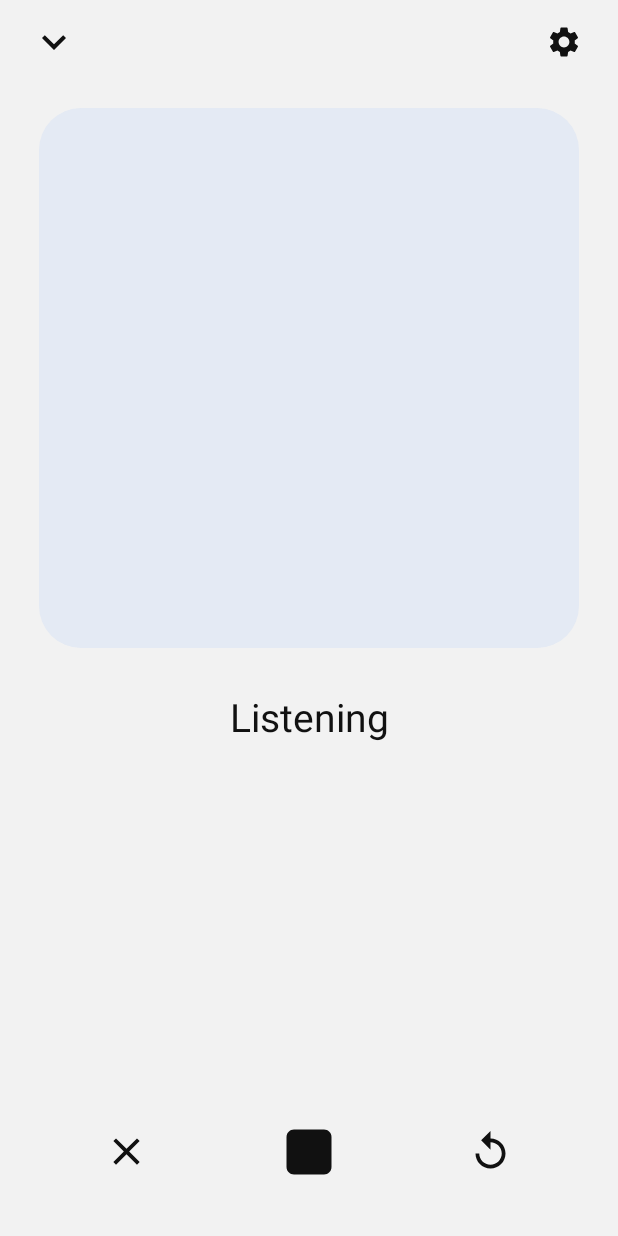
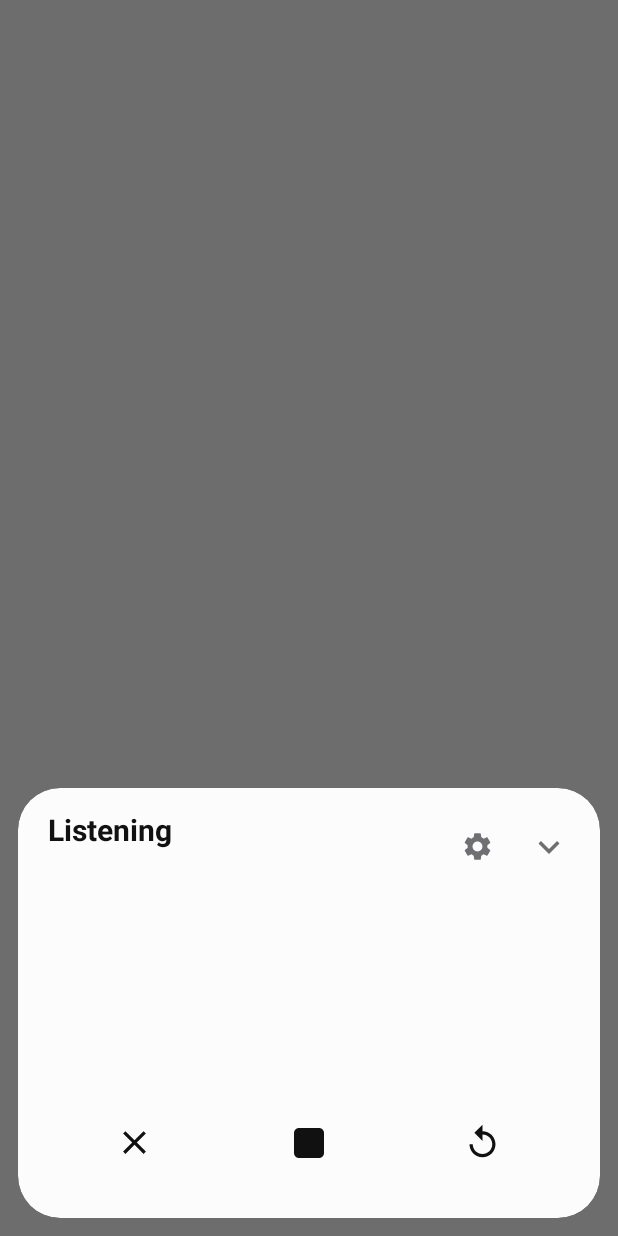
Before and after one commit to OzanKutlar/LocalWhisper, an Android app: the layout activity_assistant.xml on its own in the app's theme, with its tools: preview values and no code run, on a phone screen of 412 x 824 dp. Run offline under Robolectric (Android 15) with nearby library versions, the phone set to English and light mode, and no system bars.

Commit message:
refactor(assistant) : turn voice overlay back into a bottom-sheet assistant Replace the full-screen player layout with a floating sheet over a scrim, keeping One UI glyph controls, slider and transcript box  Slide the sheet in and out, apply bar and keyboard insets to its margins, and remove unused gradient and artwork resources

```diff
--- a/app/src/main/java/me/Integer/localwhisper/AssistantActivity.kt
+++ b/app/src/main/java/me/Integer/localwhisper/AssistantActivity.kt
@@ -12,6 +12,7 @@ import android.os.Looper
 import android.util.Log
 import android.view.HapticFeedbackConstants
 import android.view.View
+import android.view.ViewGroup
 import android.view.animation.DecelerateInterpolator
 import android.view.animation.OvershootInterpolator
 import android.widget.Toast
@@ -98,22 +99,21 @@ class AssistantActivity : AppCompatActivity() {
     // ------------------------------------------------------------ Setup
 
     private fun applyWindowInsets() {
-        val baseTop = dpToPx(8)
-        val baseBottom = dpToPx(16)
-        ViewCompat.setOnApplyWindowInsetsListener(binding.playerRoot) { view, insets ->
+        val baseMargin = dpToPx(12)
+        ViewCompat.setOnApplyWindowInsetsListener(binding.overlayScrim) { _, insets ->
             val bars = insets.getInsets(WindowInsetsCompat.Type.systemBars())
             val ime = insets.getInsets(WindowInsetsCompat.Type.ime())
-            view.setPadding(
-                bars.left,
-                baseTop + bars.top,
-                bars.right,
-                baseBottom + maxOf(bars.bottom, ime.bottom)
-            )
+            val params = binding.sheetCard.layoutParams as ViewGroup.MarginLayoutParams
+            params.marginStart = baseMargin + bars.left
+            params.marginEnd = baseMargin + bars.right
+            params.bottomMargin = baseMargin + maxOf(bars.bottom, ime.bottom)
+            binding.sheetCard.layoutParams = params
             insets
         }
     }
 
     private fun setupStaticListeners() {
+        binding.overlayScrim.setOnClickListener { dismissOverlay() }
         binding.closeButton.setOnClickListener { dismissOverlay() }
         binding.openSettingsButton.setOnClickListener { openMainScreen() }
         binding.openMainButton.setOnClickListener { openMainScreen() }
@@ -156,12 +156,12 @@ class AssistantActivity : AppCompatActivity() {
     }
 
     private fun animateContentIn() {
-        binding.playerContent.alpha = 0f
-        binding.playerContent.translationY = dpToPx(24).toFloat()
-        binding.playerContent.animate()
+        binding.sheetCard.alpha = 0f
+        binding.sheetCard.translationY = dpToPx(96).toFloat()
+        binding.sheetCard.animate()
             .alpha(1f)
             .translationY(0f)
-            .setDuration(220L)
+            .setDuration(260L)
             .setInterpolator(DecelerateInterpolator(2.0f))
             .start()
     }
@@ -519,10 +519,10 @@ class AssistantActivity : AppCompatActivity() {
         clientsJob?.cancel()
         recorder?.cancel()
         recorder = null
-        binding.playerContent.animate()
+        binding.sheetCard.animate()
             .alpha(0f)
-            .translationY(dpToPx(24).toFloat())
-            .setDuration(160L)
+            .translationY((binding.sheetCard.height + dpToPx(24)).toFloat())
+            .setDuration(200L)
             .setInterpolator(DecelerateInterpolator())
             .withEndAction {
                 finish()
--- a/app/src/main/res/drawable/bg_artwork.xml
+++ /dev/null
@@ -1,6 +0,0 @@
-<?xml version="1.0" encoding="utf-8"?>
-<shape xmlns:android="http://schemas.android.com/apk/res/android"
-    android:shape="rectangle">
-    <solid android:color="@color/lw_artwork_bg" />
-    <corners android:radius="28dp" />
-</shape>
--- a/app/src/main/res/drawable/bg_player_gradient.xml
+++ /dev/null
@@ -1,9 +0,0 @@
-<?xml version="1.0" encoding="utf-8"?>
-<shape xmlns:android="http://schemas.android.com/apk/res/android"
-    android:shape="rectangle">
-    <gradient
-        android:angle="270"
-        android:endColor="@color/lw_player_gradient_end"
-        android:startColor="@color/lw_player_gradient_start"
-        android:type="linear" />
-</shape>
--- a/app/src/main/res/layout/activity_assistant.xml
+++ b/app/src/main/res/layout/activity_assistant.xml
@@ -1,88 +1,117 @@
 <?xml version="1.0" encoding="utf-8"?>
-<ScrollView xmlns:android="http://schemas.android.com/apk/res/android"
+<FrameLayout xmlns:android="http://schemas.android.com/apk/res/android"
     xmlns:app="http://schemas.android.com/apk/res-auto"
-    android:id="@+id/playerRoot"
+    android:id="@+id/overlayScrim"
     android:layout_width="match_parent"
     android:layout_height="match_parent"
-    android:clipToPadding="false"
-    android:fillViewport="true"
-    android:overScrollMode="never">
+    android:background="@color/lw_scrim">
+
+    <com.google.android.material.card.MaterialCardView
+        android:id="@+id/sheetCard"
+        android:layout_width="match_parent"
+        android:layout_height="wrap_content"
+        android:layout_gravity="bottom"
+        android:layout_marginStart="12dp"
+        android:layout_marginEnd="12dp"
+        android:layout_marginBottom="12dp"
+        android:clickable="true"
+        android:focusable="true"
+        app:cardBackgroundColor="@color/lw_card_bg"
+        app:cardCornerRadius="28dp"
+        app:cardElevation="0dp"
+        app:strokeWidth="0dp">
 
         <LinearLayout
-        android:id="@+id/playerContent"
             android:layout_width="match_parent"
             android:layout_height="wrap_content"
             android:orientation="vertical"
-        android:paddingStart="24dp"
-        android:paddingEnd="24dp">
+            android:paddingStart="20dp"
+            android:paddingTop="14dp"
+            android:paddingEnd="20dp"
+            android:paddingBottom="10dp">
 
-        <!-- Top bar -->
+            <!-- Header: state, target and actions -->
             <LinearLayout
                 android:layout_width="match_parent"
-            android:layout_height="56dp"
+                android:layout_height="wrap_content"
                 android:gravity="center_vertical"
                 android:orientation="horizontal">
+
+                <LinearLayout
+                    android:layout_width="0dp"
+                    android:layout_height="wrap_content"
+                    android:layout_weight="1"
+                    android:orientation="vertical">
+
+                    <TextView
+                        android:id="@+id/stateLabel"
+                        android:layout_width="wrap_content"
+                        android:layout_height="wrap_content"
+                        android:singleLine="true"
+                        android:text="@string/assistant_state_listening"
+                        android:textColor="@color/lw_text_primary"
+                        android:textSize="20sp"
+                        android:textStyle="bold" />
+
+                    <TextView
+                        android:id="@+id/targetPcText"
+                        android:layout_width="wrap_content"
+                        android:layout_height="wrap_content"
+                        android:layout_marginStart="-6dp"
+                        android:background="?attr/selectableItemBackground"
+                        android:ellipsize="end"
+                        android:paddingStart="6dp"
+                        android:paddingTop="2dp"
+                        android:paddingEnd="6dp"
+                        android:paddingBottom="2dp"
+                        android:singleLine="true"
+                        android:textColor="@color/lw_text_secondary"
+                        android:textSize="14sp" />
+                </LinearLayout>
+
+            <com.google.android.material.button.MaterialButton
+                android:id="@+id/openSettingsButton"
+                style="?attr/materialIconButtonStyle"
+                android:layout_width="48dp"
+                android:layout_height="48dp"
+                android:contentDescription="@string/assistant_settings_desc"
+                android:insetTop="0dp"
+                android:insetBottom="0dp"
+                app:icon="@drawable/ic_settings"
+                app:iconGravity="textStart"
+                app:iconPadding="0dp"
+                app:iconSize="22dp"
+                app:iconTint="@color/lw_text_secondary" />
 
             <com.google.android.material.button.MaterialButton
                 android:id="@+id/closeButton"
                 style="?attr/materialIconButtonStyle"
                 android:layout_width="48dp"
                 android:layout_height="48dp"
-                android:layout_marginStart="-12dp"
+                android:layout_marginEnd="-10dp"
                 android:contentDescription="@string/assistant_close_desc"
                 android:insetTop="0dp"
                 android:insetBottom="0dp"
                 app:icon="@drawable/ic_chevron_down"
                 app:iconGravity="textStart"
                 app:iconPadding="0dp"
-                app:iconSize="32dp"
-                app:iconTint="@color/lw_text_primary" />
-
-            <Space
-                android:layout_width="0dp"
-                android:layout_height="1dp"
-                android:layout_weight="1" />
-
-            <com.google.android.material.button.MaterialButton
-                android:id="@+id/openSettingsButton"
-                style="?attr/materialIconButtonStyle"
-                android:layout_width="48dp"
-                android:layout_height="48dp"
-                android:layout_marginEnd="-12dp"
-                android:contentDescription="@string/assistant_settings_desc"
-                android:insetTop="0dp"
-                android:insetBottom="0dp"
-                app:icon="@drawable/ic_settings"
-                app:iconGravity="textStart"
-                app:iconPadding="0dp"
-                app:iconSize="24dp"
-                app:iconTint="@color/lw_text_primary" />
+                app:iconSize="28dp"
+                app:iconTint="@color/lw_text_secondary" />
         </LinearLayout>
 
-        <!-- Square artwork card -->
-        <androidx.constraintlayout.widget.ConstraintLayout
+        <!-- Stage: waveform, spinner, transcript box, sent check or setup message -->
+        <FrameLayout
+            android:id="@+id/stageArea"
             android:layout_width="match_parent"
             android:layout_height="wrap_content"
-            android:layout_marginTop="16dp">
-
-            <FrameLayout
-                android:id="@+id/artworkCard"
-                android:layout_width="0dp"
-                android:layout_height="0dp"
-                android:background="@drawable/bg_artwork"
-                app:layout_constraintDimensionRatio="1:1"
-                app:layout_constraintEnd_toEndOf="parent"
-                app:layout_constraintStart_toStartOf="parent"
-                app:layout_constraintTop_toTopOf="parent"
-                app:layout_constraintWidth_max="360dp">
+            android:layout_marginTop="12dp"
+            android:minHeight="112dp">
 
                 <me.Integer.localwhisper.WaveformView
                     android:id="@+id/waveformView"
                     android:layout_width="match_parent"
-                    android:layout_height="160dp"
+                    android:layout_height="104dp"
                     android:layout_gravity="center"
-                    android:paddingStart="20dp"
-                    android:paddingEnd="20dp"
                     android:visibility="gone" />
 
                 <com.google.android.material.progressindicator.CircularProgressIndicator
@@ -99,8 +128,8 @@
 
                 <ImageView
                     android:id="@+id/sentCheckIcon"
-                    android:layout_width="96dp"
-                    android:layout_height="96dp"
+                    android:layout_width="56dp"
+                    android:layout_height="56dp"
                     android:layout_gravity="center"
                     android:contentDescription="@string/assistant_state_sent"
                     android:src="@drawable/ic_check_circle"
@@ -110,17 +139,19 @@
                 <EditText
                     android:id="@+id/transcriptInput"
                     android:layout_width="match_parent"
-                    android:layout_height="match_parent"
-                    android:background="@null"
+                    android:layout_height="wrap_content"
+                    android:background="@drawable/bg_info_panel"
+                    android:maxLines="6"
+                    android:minLines="3"
                     android:gravity="top|start"
                     android:hint="@string/assistant_transcript_hint"
                     android:importantForAutofill="no"
                     android:inputType="textMultiLine|textCapSentences"
                     android:lineSpacingMultiplier="1.2"
-                    android:padding="24dp"
+                    android:padding="14dp"
                     android:textColor="@color/lw_text_primary"
                     android:textColorHint="@color/lw_text_secondary"
-                    android:textSize="18sp"
+                    android:textSize="16sp"
                     android:visibility="gone" />
 
                 <LinearLayout
@@ -153,53 +184,22 @@
                         app:cornerRadius="26dp" />
                 </LinearLayout>
         </FrameLayout>
-        </androidx.constraintlayout.widget.ConstraintLayout>
-
-        <!-- Title and subtitle -->
-        <TextView
-            android:id="@+id/stateLabel"
-            android:layout_width="match_parent"
-            android:layout_height="wrap_content"
-            android:layout_marginTop="28dp"
-            android:gravity="center"
-            android:singleLine="true"
-            android:text="@string/assistant_state_listening"
-            android:textColor="@color/lw_text_primary"
-            android:textSize="26sp" />
-
-        <TextView
-            android:id="@+id/targetPcText"
-            android:layout_width="match_parent"
-            android:layout_height="wrap_content"
-            android:layout_marginTop="2dp"
-            android:background="?attr/selectableItemBackground"
-            android:gravity="center"
-            android:padding="6dp"
-            android:textColor="@color/lw_text_secondary"
-            android:textSize="16sp" />
 
         <TextView
             android:id="@+id/errorBanner"
             android:layout_width="match_parent"
             android:layout_height="wrap_content"
-            android:layout_marginTop="6dp"
-            android:gravity="center"
+            android:layout_marginTop="8dp"
             android:textColor="@color/lw_error"
             android:textSize="13sp"
             android:visibility="gone" />
-
-        <!-- Pushes the controls to the bottom when there is spare height -->
-        <Space
-            android:layout_width="match_parent"
-            android:layout_height="0dp"
-            android:layout_weight="1"
-            android:minHeight="24dp" />
 
         <!-- AHK key chips (review only) -->
         <HorizontalScrollView
             android:id="@+id/chipScroll"
             android:layout_width="match_parent"
             android:layout_height="wrap_content"
+            android:layout_marginTop="12dp"
             android:scrollbars="none"
             android:visibility="gone">
 
@@ -216,6 +216,7 @@
             android:id="@+id/progressSection"
             android:layout_width="match_parent"
             android:layout_height="wrap_content"
+            android:layout_marginTop="8dp"
             android:orientation="vertical"
             android:visibility="gone">
 
@@ -279,8 +280,8 @@
                 <com.google.android.material.button.MaterialButton
                     android:id="@+id/controlLeft"
                     style="?attr/materialIconButtonStyle"
-                    android:layout_width="64dp"
-                    android:layout_height="64dp"
+                    android:layout_width="48dp"
+                    android:layout_height="48dp"
                     android:layout_gravity="center"
                     android:insetTop="0dp"
                     android:insetBottom="0dp"
@@ -290,7 +291,7 @@
                     app:icon="@drawable/ic_close"
                     app:iconGravity="textStart"
                     app:iconPadding="0dp"
-                    app:iconSize="30dp"
+                    app:iconSize="26dp"
                     app:iconTint="@color/lw_text_primary" />
             </FrameLayout>
 
@@ -302,8 +303,8 @@
                 <com.google.android.material.button.MaterialButton
                     android:id="@+id/controlCenter"
                     style="?attr/materialIconButtonStyle"
-                    android:layout_width="96dp"
-                    android:layout_height="96dp"
+                    android:layout_width="64dp"
+                    android:layout_height="64dp"
                     android:layout_gravity="center"
                     android:insetTop="0dp"
                     android:insetBottom="0dp"
@@ -313,7 +314,7 @@
                     app:icon="@drawable/ic_stop"
                     app:iconGravity="textStart"
                     app:iconPadding="0dp"
-                    app:iconSize="60dp"
+                    app:iconSize="40dp"
                     app:iconTint="@color/lw_text_primary" />
             </FrameLayout>
 
@@ -325,8 +326,8 @@
                 <com.google.android.material.button.MaterialButton
                     android:id="@+id/controlRight"
                     style="?attr/materialIconButtonStyle"
-                    android:layout_width="64dp"
-                    android:layout_height="64dp"
+                    android:layout_width="48dp"
+                    android:layout_height="48dp"
                     android:layout_gravity="center"
                     android:insetTop="0dp"
                     android:insetBottom="0dp"
@@ -336,10 +337,11 @@
                     app:icon="@drawable/ic_restart"
                     app:iconGravity="textStart"
                     app:iconPadding="0dp"
-                    app:iconSize="30dp"
+                    app:iconSize="26dp"
                     app:iconTint="@color/lw_text_primary" />
             </FrameLayout>
         </LinearLayout>
 
         </LinearLayout>
-</ScrollView>
+    </com.google.android.material.card.MaterialCardView>
+</FrameLayout>
--- a/app/src/main/res/values-night/colors.xml
+++ b/app/src/main/res/values-night/colors.xml
@@ -21,9 +21,7 @@
     <color name="lw_error">#FF5A5F</color>
     <color name="lw_error_soft">#26FF5A5F</color>
     <!-- Voice overlay -->
-    <color name="lw_player_gradient_start">#000000</color>
-    <color name="lw_player_gradient_end">#2A2326</color>
-    <color name="lw_artwork_bg">#15171C</color>
+    <color name="lw_scrim">#99000000</color>
     <color name="lw_slider_inactive">#4DFFFFFF</color>
     <color name="lw_wave_start">#3E91FF</color>
     <color name="lw_wave_mid">#6FB0FF</color>
--- a/app/src/main/res/values/colors.xml
+++ b/app/src/main/res/values/colors.xml
@@ -21,9 +21,7 @@
     <color name="lw_error">#E0353B</color>
     <color name="lw_error_soft">#1CE0353B</color>
     <!-- Voice overlay -->
-    <color name="lw_player_gradient_start">#FAFAFA</color>
-    <color name="lw_player_gradient_end">#E3E7EF</color>
-    <color name="lw_artwork_bg">#E4EAF4</color>
+    <color name="lw_scrim">#8C000000</color>
     <color name="lw_slider_inactive">#33000000</color>
     <color name="lw_wave_start">#0072DE</color>
     <color name="lw_wave_mid">#3E91FF</color>
--- a/app/src/main/res/values/themes.xml
+++ b/app/src/main/res/values/themes.xml
@@ -19,8 +19,9 @@
     <style name="Theme.LocalWhisper" parent="Base.Theme.LocalWhisper" />
 
     <style name="Theme.LocalWhisper.Assistant" parent="Theme.LocalWhisper">
-        <item name="android:windowIsTranslucent">false</item>
-        <item name="android:windowBackground">@drawable/bg_player_gradient</item>
+        <item name="android:windowIsTranslucent">true</item>
+        <item name="android:windowBackground">@android:color/transparent</item>
+        <item name="android:backgroundDimEnabled">false</item>
         <item name="android:windowNoTitle">true</item>
         <item name="android:windowAnimationStyle">@null</item>
     </style>
```
Lines whose indentation alone changed are shown as unchanged.
